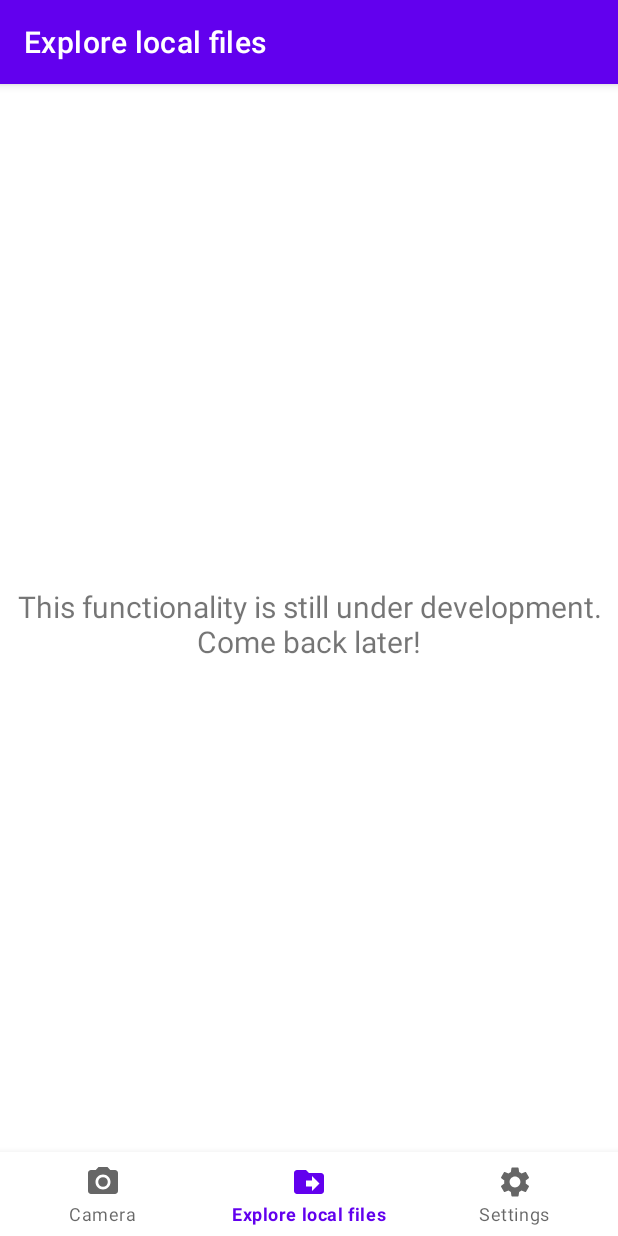
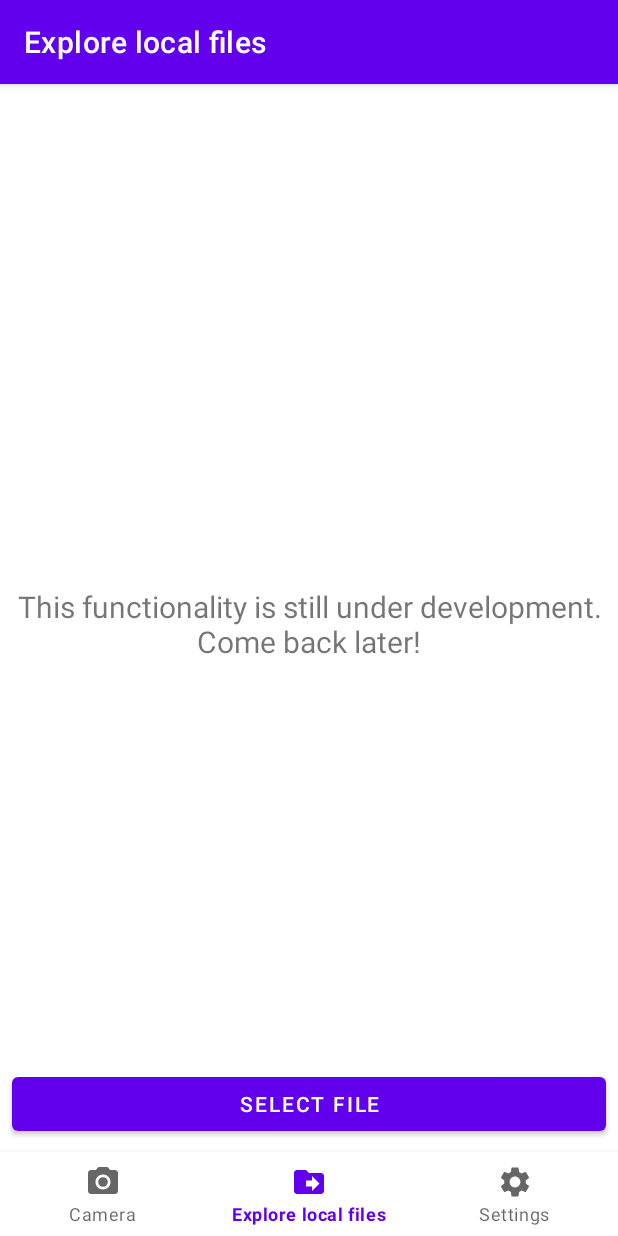
Before and after one commit to EspylArva/climbing-muse-kotlin, an Android app: the FileExplorerFragment screen opened through its navigation route, on a phone screen of 412 x 824 dp. Run offline under Robolectric (Android 15) with nearby library versions, the phone set to English and light mode, and no system bars; our stand-ins replace Timber, navigation-ui; libraries missing offline, so code that uses them is left out: androidx.camera.core, androidx.camera.lifecycle, com.google.mediapipe.tasks; 6 statements that could not run were skipped.

Commit message:
Adding button used to explore files

```diff
--- a/app/src/main/java/com/iteration/climbingmuse/ui/file/FileExplorerFragment.kt
+++ b/app/src/main/java/com/iteration/climbingmuse/ui/file/FileExplorerFragment.kt
@@ -1,15 +1,21 @@
 package com.iteration.climbingmuse.ui.file
 
+import android.net.Uri
 import android.os.Bundle
+import android.system.Os
 import android.view.LayoutInflater
 import android.view.View
 import android.view.ViewGroup
 import android.widget.TextView
+import android.widget.Toast
+import androidx.activity.result.contract.ActivityResultContracts
 import androidx.fragment.app.Fragment
 import androidx.lifecycle.ViewModelProvider
+import com.google.common.net.MediaType
+import com.iteration.climbingmuse.PoseLandmarkerHelper
 import com.iteration.climbingmuse.databinding.FragmentFileExplorerBinding
 
-class FileExplorerFragment : Fragment() {
+class FileExplorerFragment : Fragment(), PoseLandmarkerHelper.LandmarkerListener  {
 
     private var _binding: FragmentFileExplorerBinding? = null
 
@@ -31,11 +37,60 @@ class FileExplorerFragment : Fragment() {
         vm.text.observe(viewLifecycleOwner) {
             textView.text = it
         }
+
+
         return root
     }
+
+    override fun onViewCreated(view: View, savedInstanceState: Bundle?) {
+        super.onViewCreated(view, savedInstanceState)
+        binding.buttonSelectFile.setOnClickListener {
+            getContent.launch(arrayOf("image/*", "video/*"))
+        }
+    }
+
+    private val getContent =
+        registerForActivityResult(ActivityResultContracts.OpenDocument()) { uri: Uri? ->
+            // Handle the returned Uri
+            uri?.let { mediaUri ->
+                when (val mediaType = loadMediaType(mediaUri)) {
+                    MediaType.ANY_IMAGE_TYPE -> Toast.makeText(requireContext(), "This is an image!", Toast.LENGTH_SHORT).show()//runDetectionOnImage(mediaUri)
+                    MediaType.ANY_VIDEO_TYPE -> Toast.makeText(requireContext(), "This is a video!", Toast.LENGTH_SHORT).show()//runDetectionOnVideo(mediaUri)
+                    MediaType.ANY_TYPE -> {
+                        //updateDisplayView(mediaType)
+                        Toast.makeText(requireContext(), "Unsupported data type.", Toast.LENGTH_SHORT).show()
+                    }
+                }
+            }
+        }
+
+    private fun loadMediaType(uri: Uri): MediaType {
+        val mimeType = context?.contentResolver?.getType(uri)
+        mimeType?.let {
+            if (mimeType.startsWith("image")) return MediaType.ANY_IMAGE_TYPE
+            if (mimeType.startsWith("video")) return MediaType.ANY_VIDEO_TYPE
+        }
+
+        return MediaType.ANY_TYPE
+    }
+
+    private fun updateDisplayView(mediaType: MediaType) {
+        // binding.imageResult.visibility = if (mediaType == MediaType.ANY_IMAGE_TYPE) View.VISIBLE else View.GONE
+        // binding.videoView.visibility = if (mediaType == MediaType.ANY_VIDEO_TYPE) View.VISIBLE else View.GONE
+        // binding.tvPlaceholder.visibility = if (mediaType == MediaType.ANY_TYPE) View.VISIBLE else View.GONE
+    }
+
 
     override fun onDestroyView() {
         super.onDestroyView()
         _binding = null
     }
+
+    override fun onError(error: String, errorCode: Int) {
+        TODO("Not yet implemented")
+    }
+
+    override fun onResults(resultBundle: PoseLandmarkerHelper.ResultBundle) {
+        TODO("Not yet implemented")
+    }
 }
--- a/app/src/main/res/layout/fragment_file_explorer.xml
+++ b/app/src/main/res/layout/fragment_file_explorer.xml
@@ -5,6 +5,18 @@
     android:layout_width="match_parent"
     android:layout_height="match_parent"
     tools:context=".ui.file.FileExplorerFragment">
+
+    <com.google.android.material.button.MaterialButton
+        android:id="@+id/button_select_file"
+        android:layout_width="0dp"
+        android:layout_height="wrap_content"
+        android:text="@string/select_file"
+        app:layout_constraintBottom_toBottomOf="parent"
+        app:layout_constraintStart_toStartOf="parent"
+        app:layout_constraintEnd_toEndOf="parent"
+        android:layout_marginBottom="@dimen/default_padding"
+        android:layout_marginEnd="@dimen/default_padding"
+        android:layout_marginStart="@dimen/default_padding"/>
 
     <TextView
         android:id="@+id/text_dashboard"
--- a/app/src/main/res/values/strings.xml
+++ b/app/src/main/res/values/strings.xml
@@ -22,6 +22,7 @@
 
     <!-- SharedPreferences IDs -->
     <string name="camera_permission_denied">Manifest.CAMERA permission</string>
+    <string name="select_file">Select File</string>
 
     <!-- Unclassified -->
 </resources>
```
